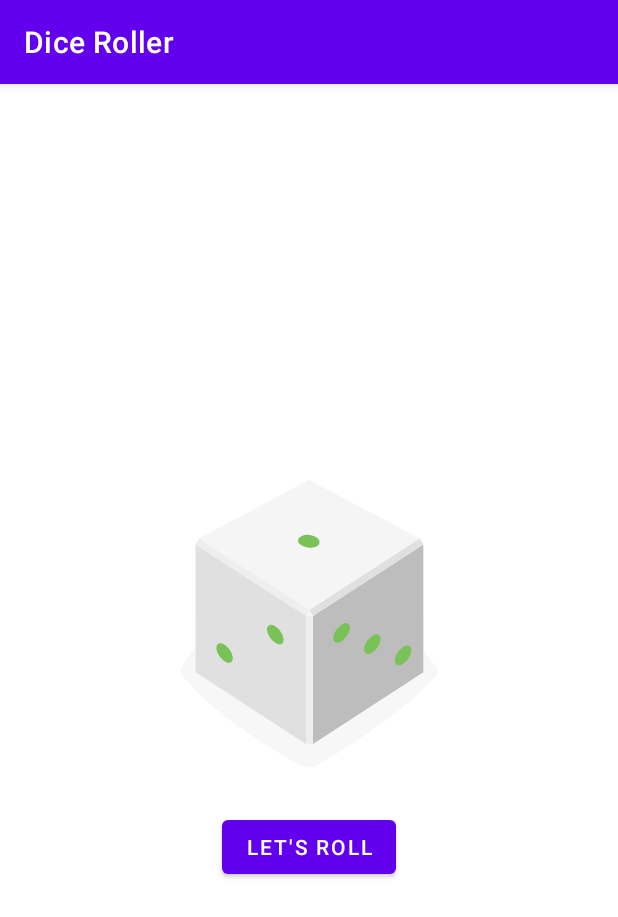
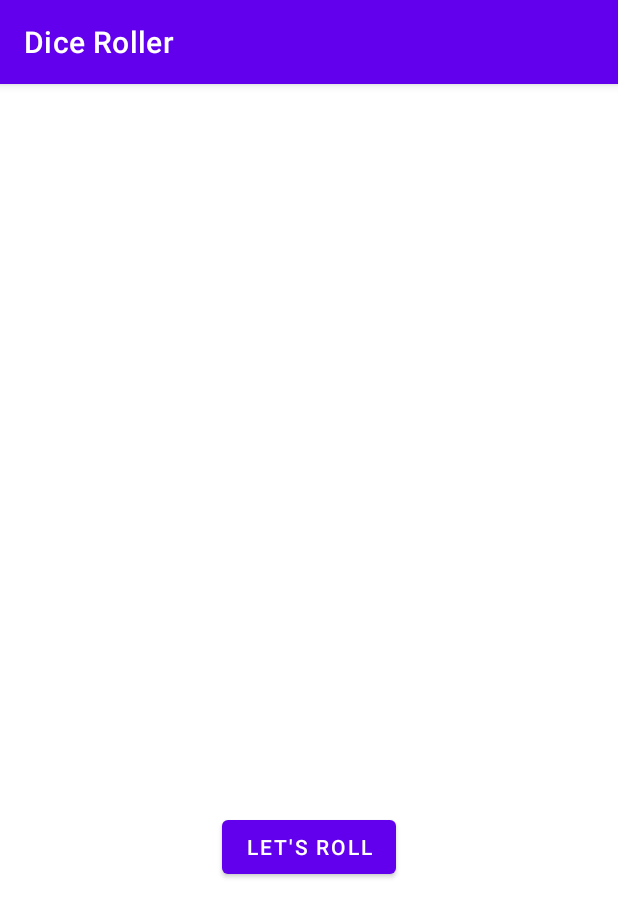
Before and after one commit to sabrina1507/DiceRoller, an Android app: the screen it shows after launch (MainActivity), on a phone screen of 412 x 824 dp. Shown: the top 917 px of the screen. Run offline under Robolectric (Android 15) with nearby library versions, the phone set to English and light mode, and no system bars.

```diff
--- a/app/src/main/res/layout/activity_main.xml
+++ b/app/src/main/res/layout/activity_main.xml
@@ -12,7 +12,8 @@
       android:layout_width="wrap_content"
       android:layout_height="wrap_content"
       android:layout_gravity="center_horizontal"
-      android:src="@drawable/dice_1"/>
+      android:src="@drawable/empty_dice"
+      tools:src="@drawable/dice_1"/>
     <Button
         android:id="@+id/roll_button"
         android:layout_width="wrap_content"
```
